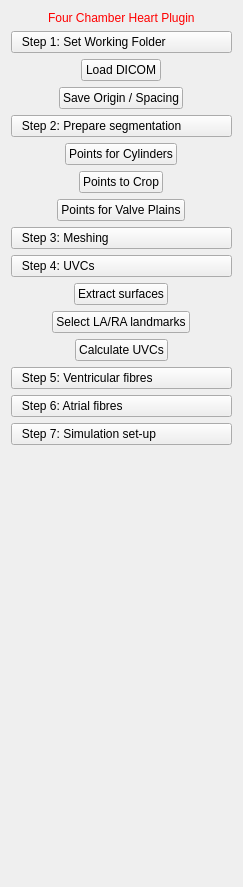
The window that CemrgApp/Plugins/kcl.cemrgapp.fourchamber/src/internal/FourChamberViewControls.ui (RosieBarrows/CemrgApp) describes before a commit, drawn with Qt 5.
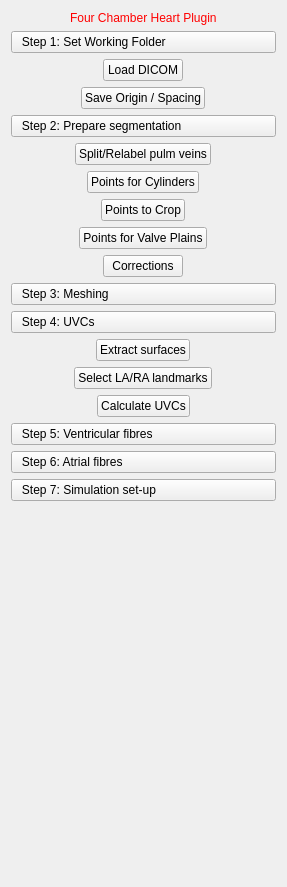
The same window after the commit.

Commit message: Adds button structure to include splitting pulmonary veins and implementing corrections

What changed in the file:
```diff
--- a/CemrgApp/Plugins/kcl.cemrgapp.fourchamber/src/internal/FourChamberViewControls.ui
+++ b/CemrgApp/Plugins/kcl.cemrgapp.fourchamber/src/internal/FourChamberViewControls.ui
@@ -6,7 +6,7 @@
    <rect>
     <x>0</x>
     <y>0</y>
-    <width>243</width>
+    <width>287</width>
     <height>887</height>
    </rect>
   </property>
@@ -64,6 +64,13 @@
      </property>
     </widget>
    </item>
+   <item alignment="Qt::AlignHCenter">
+    <widget class="QPushButton" name="button_splitpulms">
+     <property name="text">
+      <string>Split/Relabel pulm veins</string>
+     </property>
+    </widget>
+   </item>
    <item alignment="Qt::AlignHCenter">
     <widget class="QPushButton" name="button_select_pts_a">
      <property name="text">
@@ -85,6 +92,13 @@
      </property>
     </widget>
    </item>
+   <item alignment="Qt::AlignHCenter">
+    <widget class="QPushButton" name="button_corrections">
+     <property name="text">
+      <string>Corrections</string>
+     </property>
+    </widget>
+   </item>
    <item>
     <widget class="QPushButton" name="button_meshing">
      <property name="styleSheet">
```
The commit also changes 2 other files.
